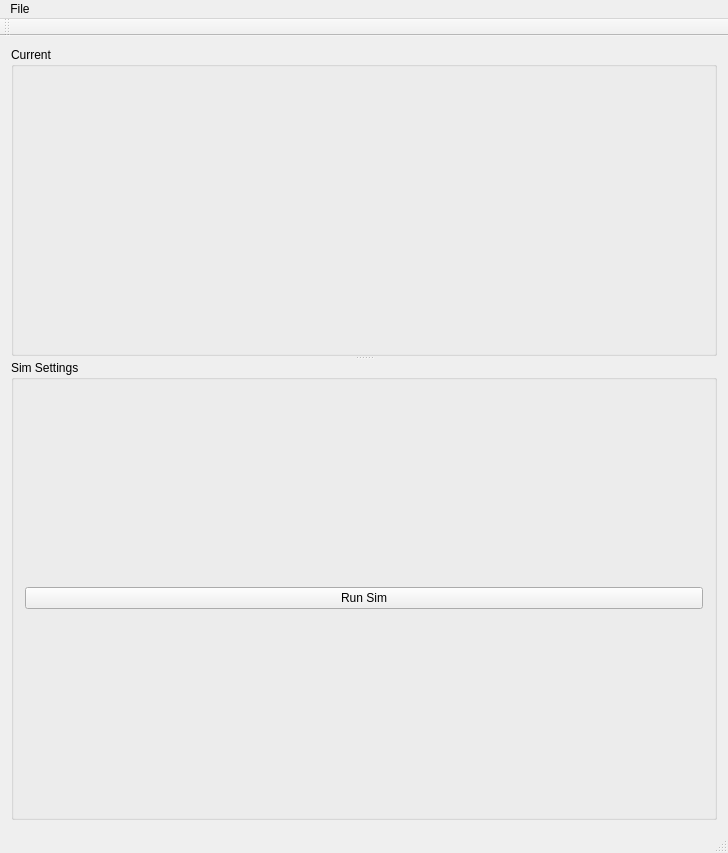
Old version of the form mainwindow.ui in the repository open-bldc/open-bldc-qsim.
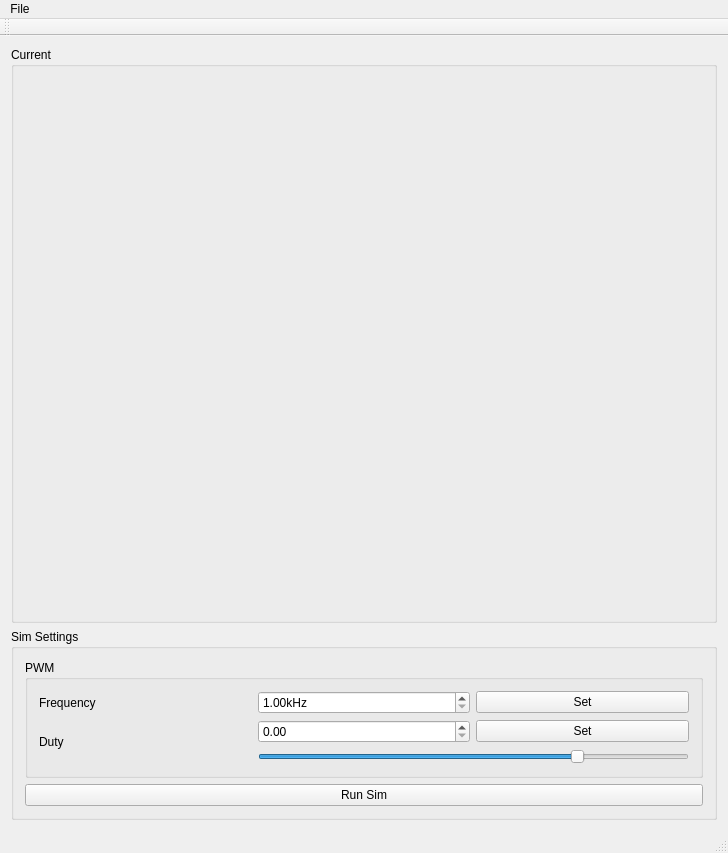
New version of the form. Custom widgets are drawn as their Qt base class.

Commit message: Added some setpoint controls. Hooked up the PWM duty slider to the sim.

What changed in the file:
```diff
--- a/mainwindow.ui
+++ b/mainwindow.ui
@@ -22,19 +22,9 @@
    </property>
    <layout class="QGridLayout" name="gridLayout_2">
     <item row="0" column="0">
-     <widget class="QSplitter" name="splitter">
-      <property name="sizePolicy">
-       <sizepolicy hsizetype="Preferred" vsizetype="Preferred">
-        <horstretch>0</horstretch>
-        <verstretch>0</verstretch>
-       </sizepolicy>
-      </property>
-      <property name="orientation">
-       <enum>Qt::Vertical</enum>
-      </property>
       <widget class="QGroupBox" name="groupBox">
        <property name="sizePolicy">
-        <sizepolicy hsizetype="Expanding" vsizetype="Preferred">
+       <sizepolicy hsizetype="Expanding" vsizetype="Expanding">
          <horstretch>0</horstretch>
          <verstretch>0</verstretch>
         </sizepolicy>
@@ -79,9 +69,11 @@
         </item>
        </layout>
       </widget>
+    </item>
+    <item row="1" column="0">
       <widget class="QGroupBox" name="simSettingsGroupBox">
        <property name="sizePolicy">
-        <sizepolicy hsizetype="Maximum" vsizetype="Preferred">
+       <sizepolicy hsizetype="Preferred" vsizetype="Preferred">
          <horstretch>0</horstretch>
          <verstretch>0</verstretch>
         </sizepolicy>
@@ -102,7 +94,7 @@
         <string>Sim Settings</string>
        </property>
        <layout class="QGridLayout" name="gridLayout_3">
-        <item row="0" column="0">
+       <item row="1" column="0">
          <widget class="QPushButton" name="runSimButton">
           <property name="sizePolicy">
            <sizepolicy hsizetype="Preferred" vsizetype="Fixed">
@@ -115,8 +107,79 @@
           </property>
          </widget>
         </item>
-       </layout>
-      </widget>
+       <item row="0" column="0">
+        <widget class="QGroupBox" name="PWMSettingsGroupBox">
+         <property name="sizePolicy">
+          <sizepolicy hsizetype="Preferred" vsizetype="Preferred">
+           <horstretch>0</horstretch>
+           <verstretch>0</verstretch>
+          </sizepolicy>
+         </property>
+         <property name="title">
+          <string>PWM</string>
+         </property>
+         <layout class="QGridLayout" name="gridLayout_4">
+          <item row="0" column="0">
+           <widget class="QLabel" name="label">
+            <property name="text">
+             <string>Frequency</string>
+            </property>
+           </widget>
+          </item>
+          <item row="0" column="1">
+           <widget class="QDoubleSpinBox" name="PWMFreqSpinBox">
+            <property name="suffix">
+             <string>kHz</string>
+            </property>
+            <property name="minimum">
+             <double>1.000000000000000</double>
+            </property>
+            <property name="maximum">
+             <double>9.990000000000000</double>
+            </property>
+           </widget>
+          </item>
+          <item row="0" column="2">
+           <widget class="QPushButton" name="PWMFreqButton">
+            <property name="text">
+             <string>Set</string>
+            </property>
+           </widget>
+          </item>
+          <item row="2" column="0" rowspan="2">
+           <widget class="QLabel" name="label_2">
+            <property name="text">
+             <string>Duty</string>
+            </property>
+           </widget>
+          </item>
+          <item row="2" column="1">
+           <widget class="QDoubleSpinBox" name="PWMDutySpinBox"/>
+          </item>
+          <item row="2" column="2">
+           <widget class="QPushButton" name="PWMDutyButton">
+            <property name="text">
+             <string>Set</string>
+            </property>
+           </widget>
+          </item>
+          <item row="3" column="1" colspan="2">
+           <widget class="QSlider" name="PWMDutySlider">
+            <property name="maximum">
+             <number>999</number>
+            </property>
+            <property name="value">
+             <number>750</number>
+            </property>
+            <property name="orientation">
+             <enum>Qt::Horizontal</enum>
+            </property>
+           </widget>
+          </item>
+         </layout>
+        </widget>
+       </item>
+      </layout>
      </widget>
     </item>
    </layout>
```
Lines whose indentation alone changed are shown as unchanged. The commit also changes 6 other files.
